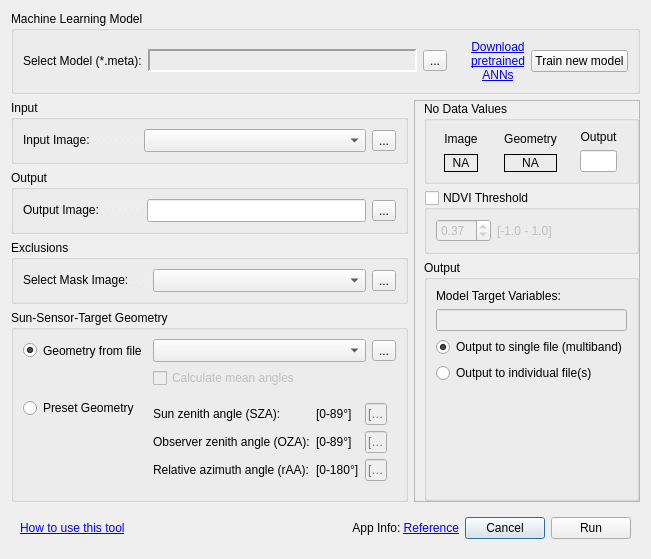
This is enmapbox/apps/lmuvegetationapps/Resources/UserInterfaces/Processor_Inversion.ui in EnMAP-Box/enmap-box as Qt 5 draws it before an edit. The edited form follows.
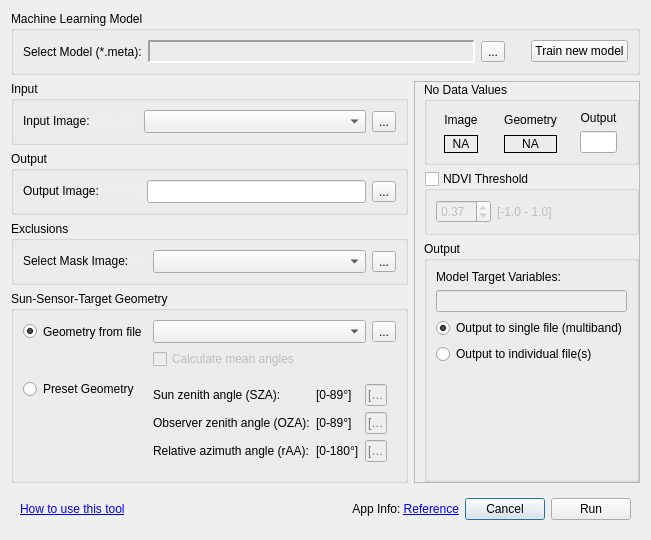
This is the edited form. Custom widgets are drawn as their Qt base class.

Commit message: Advanced Veg Processor update Active learning widely tested for GPRs

The edit to the form file:
```diff
--- a/enmapbox/apps/lmuvegetationapps/Resources/UserInterfaces/Processor_Inversion.ui
+++ b/enmapbox/apps/lmuvegetationapps/Resources/UserInterfaces/Processor_Inversion.ui
@@ -174,31 +174,12 @@
         </property>
         <property name="sizeHint" stdset="0">
          <size>
-          <width>18</width>
-          <height>23</height>
+          <width>20</width>
+          <height>20</height>
          </size>
         </property>
        </spacer>
       </item>
-      <item>
-       <widget class="QLabel" name="label_11">
-        <property name="sizePolicy">
-         <sizepolicy hsizetype="Fixed" vsizetype="Preferred">
-          <horstretch>0</horstretch>
-          <verstretch>0</verstretch>
-         </sizepolicy>
-        </property>
-        <property name="text">
-         <string>&lt;html&gt;&lt;head/&gt;&lt;body&gt;&lt;p&gt;&lt;a href=&quot;https://syncandshare.lrz.de/getlink/fiUaJLLmkRAfqRKmj3RDRNN8/PretrainedANNs.zip&quot;&gt;&lt;span style=&quot; text-decoration: underline; color:#0000ff;&quot;&gt;Download&lt;br/&gt;pretrained&lt;br/&gt; ANNs&lt;/span&gt;&lt;/a&gt;&lt;/p&gt;&lt;/body&gt;&lt;/html&gt;</string>
-        </property>
-        <property name="alignment">
-         <set>Qt::AlignCenter</set>
-        </property>
-        <property name="openExternalLinks">
-         <bool>true</bool>
-        </property>
-       </widget>
-      </item>
       <item>
        <widget class="QPushButton" name="cmdNewModel">
         <property name="sizePolicy">
@@ -519,6 +500,9 @@
         <property name="text">
          <string>Preset Geometry</string>
         </property>
+        <property name="checked">
+         <bool>false</bool>
+        </property>
        </widget>
       </item>
       <item row="0" column="3">
```
Left out of the diff: 2 changed lines with no effect on the pictures. The commit also changes 9 other files.
